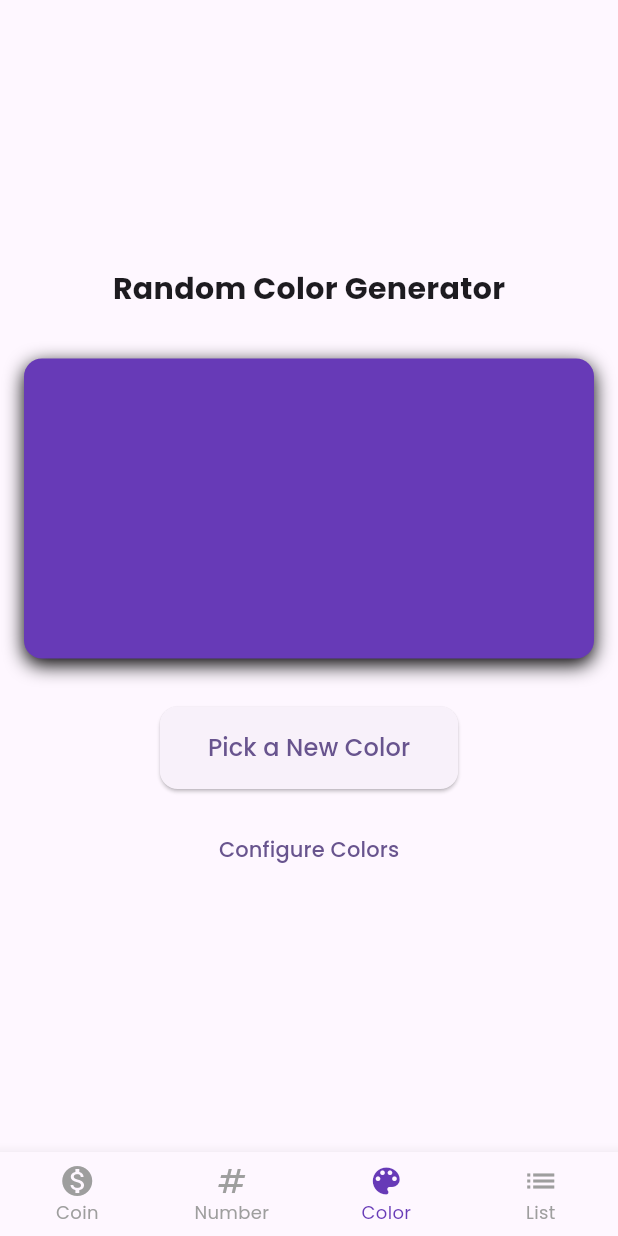
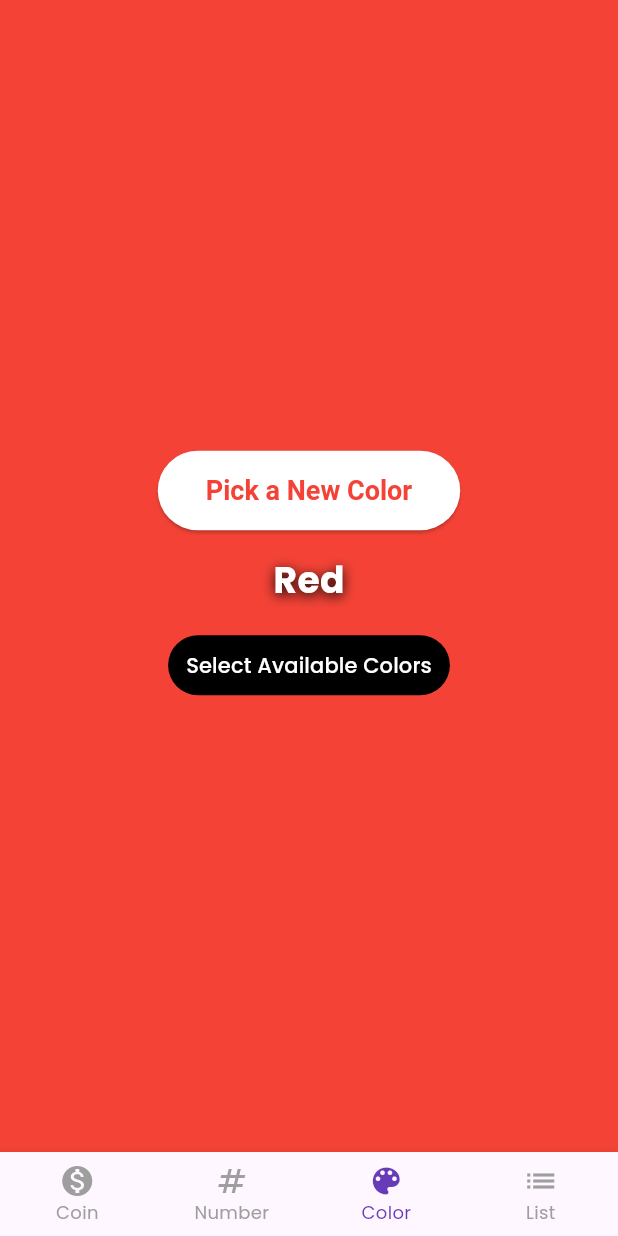
Before and after one commit to bluestemso/quikpik_app, a Flutter app: the screen it shows after launch, item 3 of the bottom bar chosen, after a tap on "Pick a New Color", on a phone screen of 412 x 824 dp. Run offline on Flutter 3.47's test engine with Material 3 defaults, Android fonts, the light colour scheme and no system bars; our stand-ins replace flutter_animate, google_fonts.

Commit message:
Met min req's for color generator screen

```diff
--- a/lib/screens/random_color_screen.dart
+++ b/lib/screens/random_color_screen.dart
@@ -1,65 +1,66 @@
 import 'package:flutter/material.dart';
 
-class RandomColorScreen extends StatelessWidget {
+class RandomColorScreen extends StatefulWidget {
   const RandomColorScreen({super.key});
 
   @override
-  Widget build(BuildContext context) {
-    return Scaffold(
-      body: SafeArea(
-        child: Padding(
-          padding: const EdgeInsets.all(16.0),
+  State<RandomColorScreen> createState() => _RandomColorScreenState();
+}
+
+class _RandomColorScreenState extends State<RandomColorScreen> {
+  final List<Color> _availableColors = [
+    Colors.red,
+    Colors.orange,
+    Colors.yellow,
+    Colors.green,
+    Colors.blue,
+    Colors.purple,
+  ];
+
+  final List<bool> _selectedColors = List.filled(6, true);
+  Color _currentColor = Colors.red;
+
+  void _showColorSelectionModal() {
+    showModalBottomSheet(
+      context: context,
+      builder: (context) => StatefulBuilder(
+        builder: (context, setModalState) => Container(
+          padding: const EdgeInsets.all(16),
           child: Column(
-            mainAxisAlignment: MainAxisAlignment.center,
+            mainAxisSize: MainAxisSize.min,
             children: [
               const Text(
-                'Random Color Generator',
+                'Select Available Colors',
                 style: TextStyle(
                   fontSize: 20,
                   fontWeight: FontWeight.bold,
                 ),
               ),
-              const SizedBox(height: 32),
-              Container(
-                width: double.infinity,
-                height: 200,
-                decoration: BoxDecoration(
-                  color: Colors.deepPurple,
-                  borderRadius: BorderRadius.circular(12),
-                  boxShadow: [
-                    BoxShadow(
-                      color: Colors.black.withValues(alpha: 26),
-                      blurRadius: 10,
-                      offset: const Offset(0, 4),
+              const SizedBox(height: 16),
+              ...List.generate(
+                _availableColors.length,
+                (index) => CheckboxListTile(
+                  title: Text(
+                    _getColorName(_availableColors[index]),
+                    style: TextStyle(
+                      color: _availableColors[index],
+                      fontWeight: FontWeight.bold,
                     ),
-                  ],
-                ),
-              ),
-              const SizedBox(height: 32),
-              ElevatedButton(
-                onPressed: () {
-                  // TODO: Implement random color generation
-                },
-                style: ElevatedButton.styleFrom(
-                  padding: const EdgeInsets.symmetric(
-                    horizontal: 32,
-                    vertical: 16,
                   ),
-                  shape: RoundedRectangleBorder(
-                    borderRadius: BorderRadius.circular(12),
-                  ),
-                ),
-                child: const Text(
-                  'Pick a New Color',
-                  style: TextStyle(fontSize: 16),
+                  value: _selectedColors[index],
+                  onChanged: (value) {
+                    setModalState(() {
+                      _selectedColors[index] = value!;
+                    });
+                  },
                 ),
               ),
               const SizedBox(height: 16),
-              TextButton(
+              ElevatedButton(
                 onPressed: () {
-                  // TODO: Show color selection modal
+                  Navigator.pop(context);
                 },
-                child: const Text('Configure Colors'),
+                child: const Text('Done'),
               ),
             ],
           ),
@@ -67,4 +68,90 @@ class RandomColorScreen extends StatelessWidget {
       ),
     );
   }
+
+  String _getColorName(Color color) {
+    if (color == Colors.red) return 'Red';
+    if (color == Colors.orange) return 'Orange';
+    if (color == Colors.yellow) return 'Yellow';
+    if (color == Colors.green) return 'Green';
+    if (color == Colors.blue) return 'Blue';
+    if (color == Colors.purple) return 'Purple';
+    return 'Unknown';
+  }
+
+  void _generateRandomColor() {
+    final availableColors = <Color>[];
+    for (var i = 0; i < _availableColors.length; i++) {
+      if (_selectedColors[i]) {
+        availableColors.add(_availableColors[i]);
+      }
+    }
+
+    if (availableColors.isEmpty) {
+      ScaffoldMessenger.of(context).showSnackBar(
+        const SnackBar(content: Text('Please select at least one color')),
+      );
+      return;
+    }
+
+    setState(() {
+      _currentColor = availableColors[DateTime.now().millisecondsSinceEpoch % availableColors.length];
+    });
+  }
+
+  @override
+  Widget build(BuildContext context) {
+    return AnimatedContainer(
+      duration: const Duration(milliseconds: 500),
+      color: _currentColor,
+      child: Center(
+        child: Column(
+          mainAxisAlignment: MainAxisAlignment.center,
+          children: [
+            ElevatedButton(
+              onPressed: _generateRandomColor,
+              style: ElevatedButton.styleFrom(
+                backgroundColor: Colors.white,
+                foregroundColor: _currentColor,
+                padding: const EdgeInsets.symmetric(
+                  horizontal: 32,
+                  vertical: 16,
+                ),
+                textStyle: const TextStyle(
+                  fontSize: 18,
+                  fontWeight: FontWeight.bold,
+                ),
+              ),
+              child: const Text('Pick a New Color'),
+            ),
+            const SizedBox(height: 16),
+            Text(
+              _getColorName(_currentColor),
+              style: const TextStyle(
+                color: Colors.white,
+                fontSize: 24,
+                fontWeight: FontWeight.bold,
+                shadows: [
+                  Shadow(
+                    color: Colors.black,
+                    blurRadius: 10,
+                    offset: Offset(0, 2),
+                  ),
+                ],
+              ),
+            ),
+            const SizedBox(height: 16),
+            TextButton(
+              onPressed: _showColorSelectionModal,
+              style: TextButton.styleFrom(
+                backgroundColor: Colors.black.withValues(alpha: 26),
+                foregroundColor: Colors.white,
+              ),
+              child: const Text('Select Available Colors'),
+            ),
+          ],
+        ),
+      ),
+    );
+  }
 }
```
Also changed, not shown: 1 other file.
